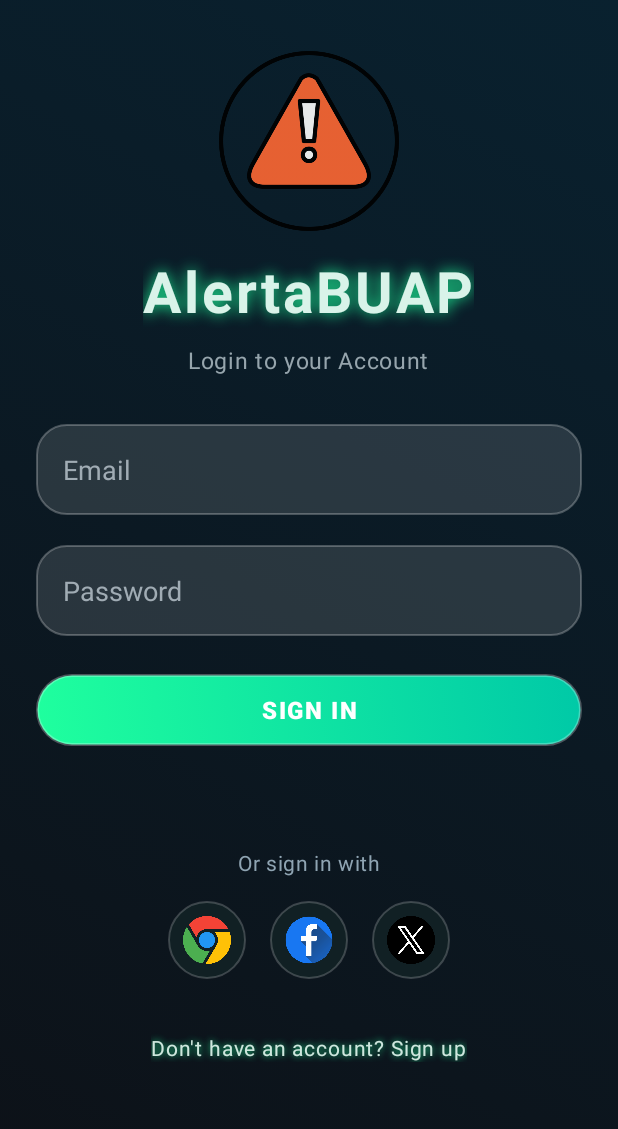
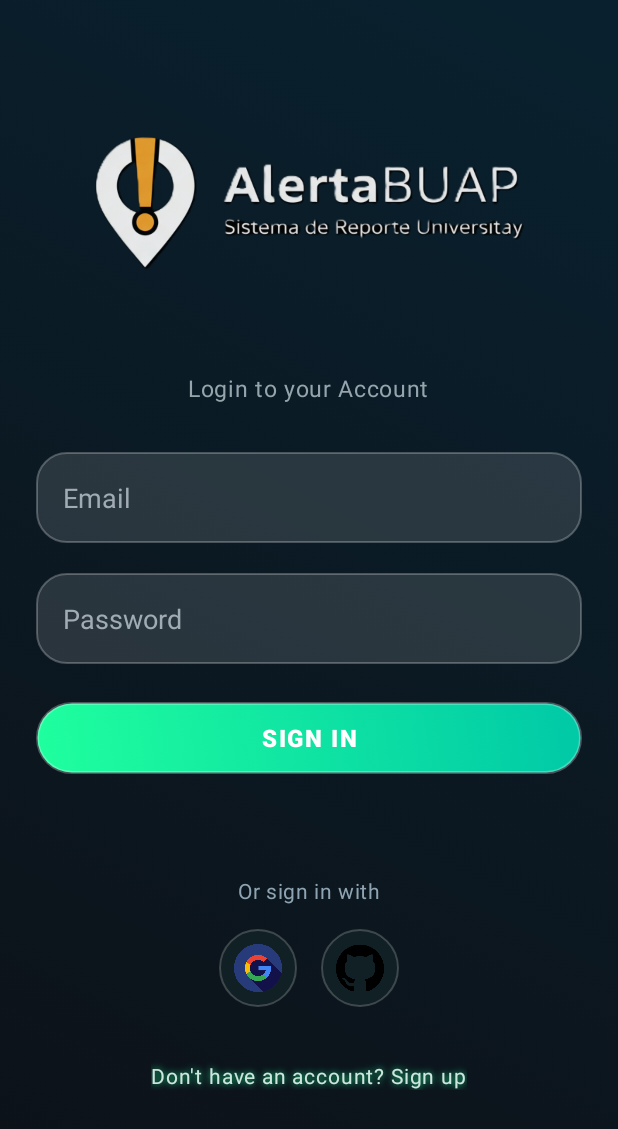
Before and after one commit to Robert2973/Proyecto_I-D, an Android app built with Jetpack Compose: the screen it shows after launch (LoginActivity), on a phone screen of 412 x 824 dp. Shown: the top 1129 px of the screen. Run offline under Robolectric (Android 15) with nearby library versions, the phone set to English and light mode, and no system bars; our stand-ins replace Firebase (no records; nobody signed in at launch, a user with empty details on screens opened directly).

Commit message:
cambios de logos

```diff
--- a/app/src/main/res/layout/activity_login.xml
+++ b/app/src/main/res/layout/activity_login.xml
@@ -15,31 +15,14 @@
 
         <!-- LOGO SUPERIOR -->
         <ImageView
-            android:layout_width="120dp"
-            android:layout_height="120dp"
-            android:src="@drawable/img"
+            android:layout_width="300dp"
+            android:layout_height="200dp"
+            android:src="@drawable/logo_sinfondo"
             android:contentDescription="App Logo"
             android:layout_marginBottom="24dp"
             android:alpha="0.9"
             android:translationY="10dp"
             android:animateLayoutChanges="true" />
-
-        <!-- TÍTULO -->
-        <TextView
-            android:layout_width="wrap_content"
-            android:layout_height="wrap_content"
-            android:text="AlertaBUAP"
-            android:textSize="38sp"
-            android:textStyle="bold"
-            android:textColor="#E5FFF4"
-            android:layout_marginBottom="10dp"
-            android:shadowColor="#1FFF9E"
-            android:shadowDx="0"
-            android:shadowDy="0"
-            android:shadowRadius="12"
-            android:alpha="0.95"
-            android:letterSpacing="0.05"
-            android:animationCache="true"/>
 
         <!-- SUBTÍTULO -->
         <TextView
@@ -127,18 +110,9 @@
                 android:layout_height="52dp"
                 android:padding="10dp"
                 android:background="@drawable/icon_glow_circle"
-                android:src="@drawable/ic_google"
+                android:src="@drawable/google"
                 android:layout_marginEnd="16dp"
                 android:contentDescription="Sign in with Google"
-                android:elevation="6dp"/>
-
-            <ImageView
-                android:layout_width="52dp"
-                android:layout_height="52dp"
-                android:padding="10dp"
-                android:background="@drawable/icon_glow_circle"
-                android:src="@drawable/ic_facebook"
-                android:layout_marginEnd="16dp"
                 android:elevation="6dp"/>
 
             <ImageView
@@ -147,7 +121,7 @@
                 android:layout_height="52dp"
                 android:padding="10dp"
                 android:background="@drawable/icon_glow_circle"
-                android:src="@drawable/ic_x"
+                android:src="@drawable/git"
                 android:elevation="6dp"/>
         </LinearLayout>
 
```
Also changed, not shown: app/src/main/res/layout/activity_register.xml (+13 -17 lines), app/src/main/res/drawable/git.png (added), app/src/main/res/drawable/google.png (added), app/src/main/res/drawable/ic_google.png (deleted), app/src/main/res/drawable/logo_sinfondo.png (added), 1 other file.
